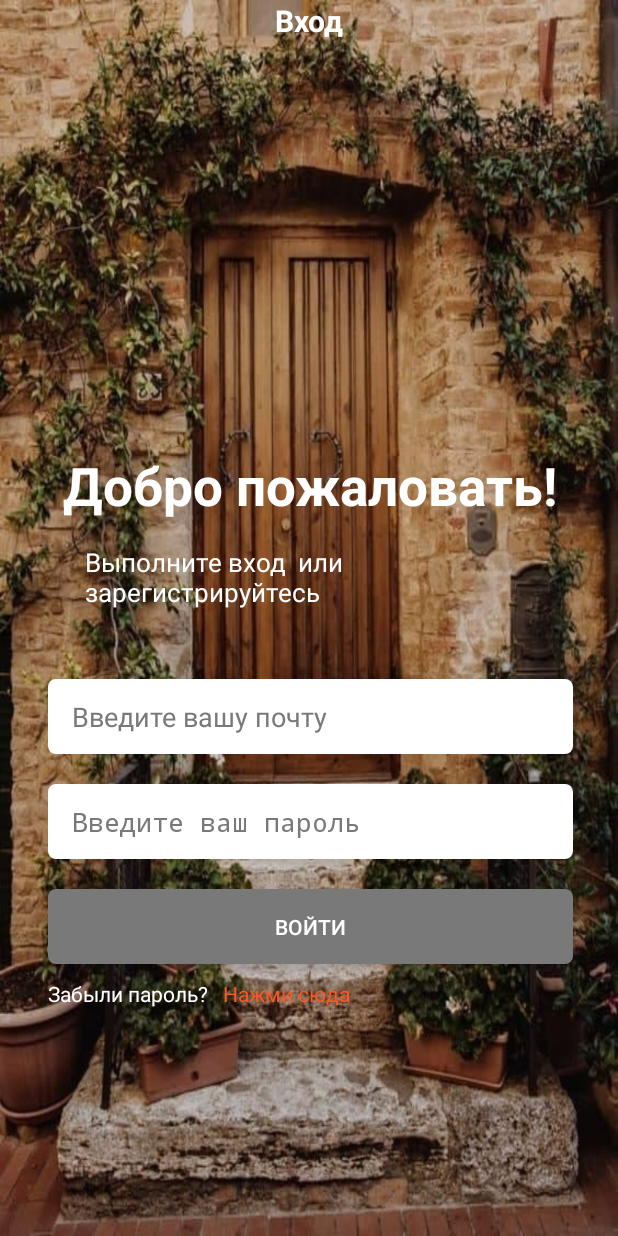
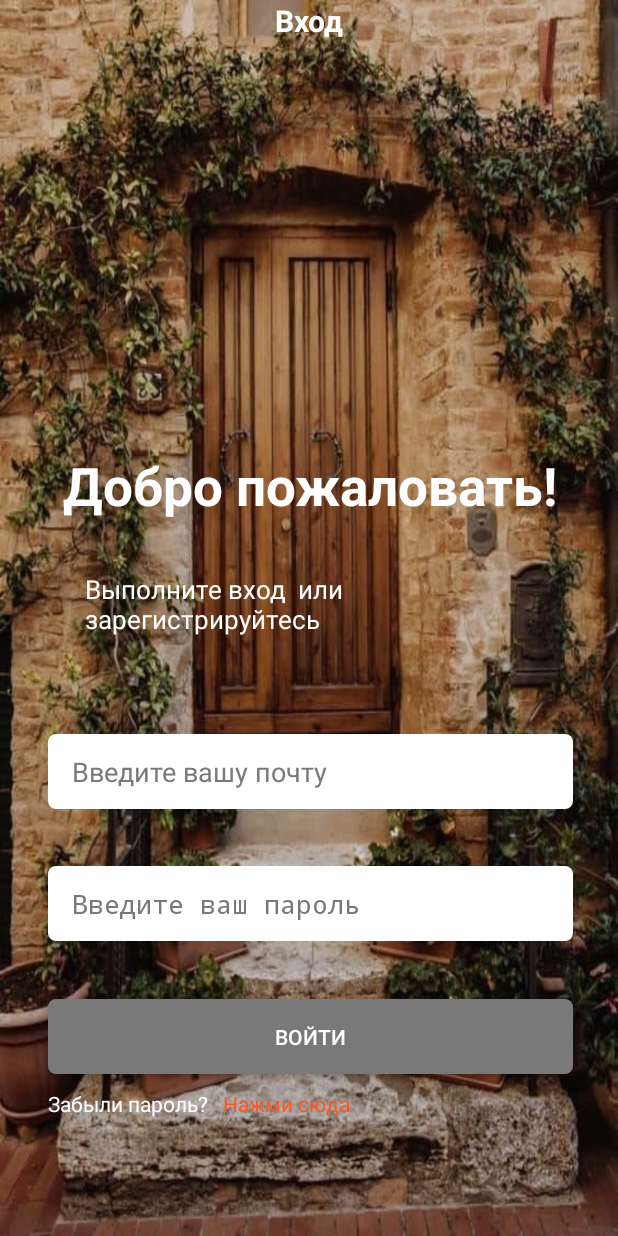
Before and after one commit to ZhannaSap/Sapaaliea_Zhanna_hw6_m2, an Android app: the screen it shows after launch (MainActivity), on a phone screen of 412 x 824 dp. Run offline under Robolectric (Android 15) with nearby library versions, the phone set to English and light mode, and no system bars.

Commit message:
added some code and keyboard

```diff
--- a/app/src/main/AndroidManifest.xml
+++ b/app/src/main/AndroidManifest.xml
@@ -13,9 +13,9 @@
         android:theme="@style/Theme.Sapaaliea_Zhanna_hw6_m2"
         tools:targetApi="31">
         <activity
+            android:windowSoftInputMode="adjustResize"
             android:name=".MainActivity"
             android:exported="true"
-            android:windowSoftInputMode="adjustResize"
             >
             <intent-filter>
                 <action android:name="android.intent.action.MAIN" />
--- a/app/src/main/res/layout/activity_main.xml
+++ b/app/src/main/res/layout/activity_main.xml
@@ -38,6 +38,7 @@
         android:id="@+id/textViewDescription"
         android:layout_width="300dp"
         android:layout_height="50dp"
+        app:layout_constraintBottom_toTopOf="@id/editTextEmail"
         android:layout_centerHorizontal="true"
         android:layout_marginTop="15dp"
         android:text="Выполните вход  или зарегистрируйтесь"
@@ -50,6 +51,8 @@
 
     <EditText
         android:id="@+id/editTextEmail"
+        android:inputType="text"
+        android:imeOptions="actionNext"
         android:layout_width="350dp"
         android:layout_height="50dp"
         android:layout_below="@id/textViewDescription"
@@ -58,6 +61,7 @@
         android:hint="Введите вашу почту"
         android:paddingStart="16dp"
         android:textColor="#000000"
+        app:layout_constraintBottom_toTopOf="@id/editTextPassword"
         android:textColorHint="@color/gray"
         app:layout_constraintEnd_toEndOf="@id/textViewDescription"
         app:layout_constraintStart_toStartOf="@id/textViewDescription"
@@ -65,7 +69,9 @@
 
     <EditText
         android:id="@+id/editTextPassword"
+        android:inputType="text"
         android:layout_width="350dp"
+        app:layout_constraintBottom_toTopOf="@id/buttonLogin"
         android:layout_height="50dp"
         android:layout_below="@id/textViewDescription"
         android:layout_marginTop="20dp"
@@ -88,6 +94,8 @@
         android:textColor="@color/white"
         app:layout_constraintEnd_toEndOf="@id/editTextPassword"
         app:layout_constraintStart_toStartOf="@id/editTextPassword"
+        app:layout_constraintBottom_toBottomOf="parent"
+        android:layout_marginBottom="90dp"
         app:layout_constraintTop_toBottomOf="@id/editTextPassword" />
 
     <TextView
```
